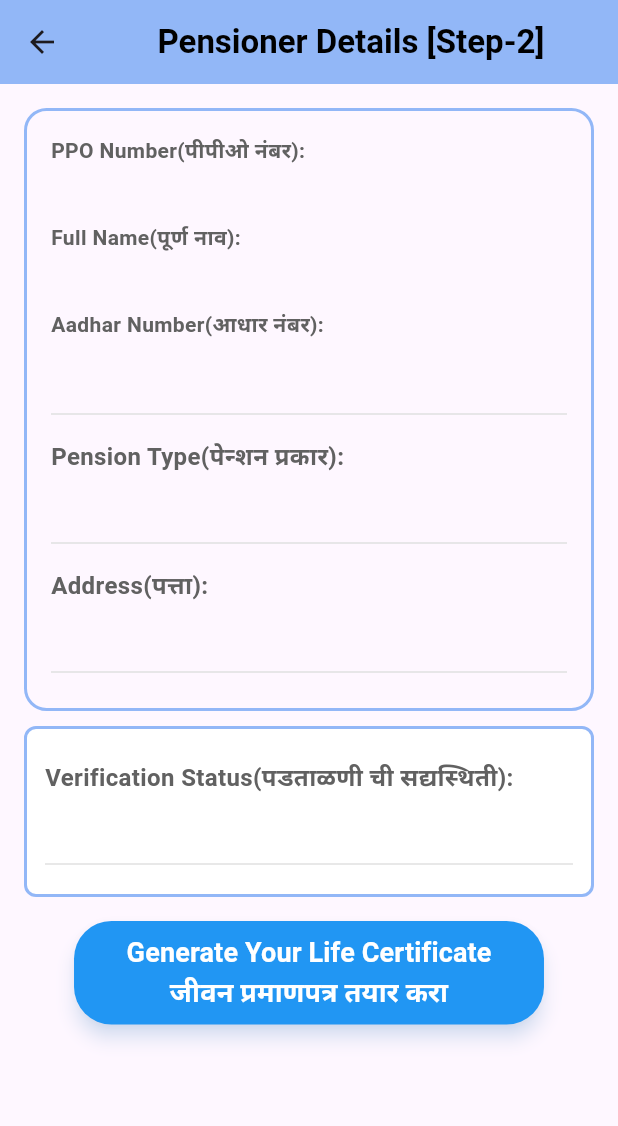
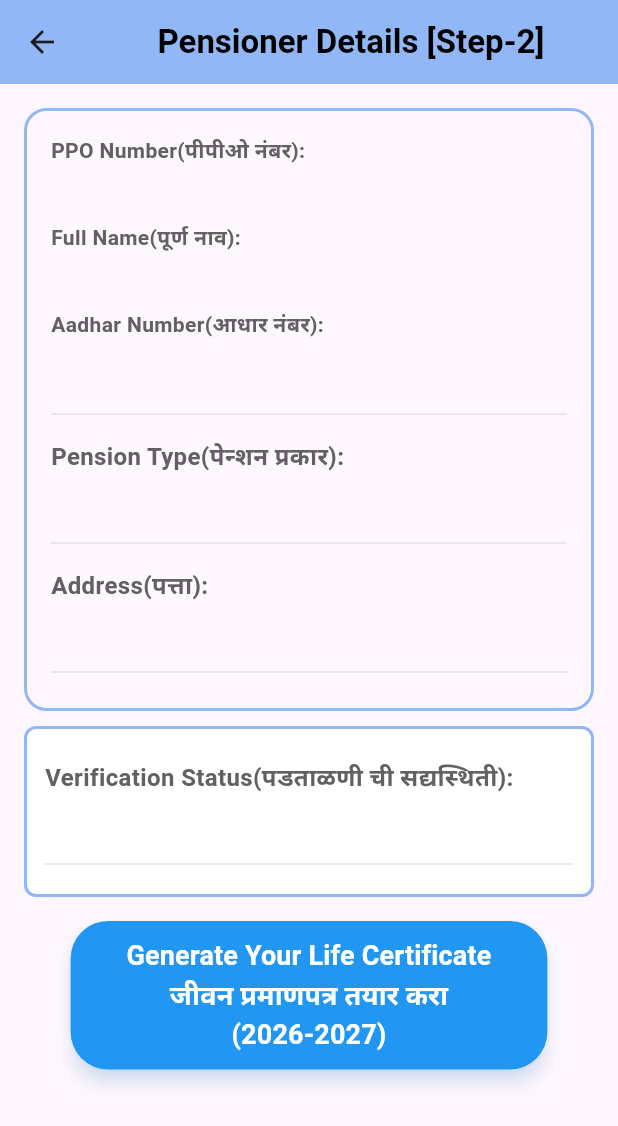
Before and after one commit to ShivkanyaPimple96/PCMC-Jeewan-Praman, a Flutter app: the ViewButtonScreen screen opened directly with empty values, on a phone screen of 412 x 824 dp. Shown: the top 1126 px of the screen. Run offline on Flutter 3.47's test engine with Material 3 defaults, Android fonts, the phone set to English and light mode, and no system bars; our stand-ins replace camera, flutter_image_compress, fluttertoast, geocoding, geolocator, image_picker and 1 more; missing offline and left inert: flutter_inappwebview, in_app_update, video_compress; network calls fail.

Commit message:
update year in detailes and splash page

```diff
--- a/lib/aadhar_input_screen.dart
+++ b/lib/aadhar_input_screen.dart
@@ -456,11 +456,11 @@ class _AadharInputScreenState extends State<AadharInputScreen> {
                                 decoration: InputDecoration(
                                   border: InputBorder.none,
                                   counterText: '',
-                                  hintText: 'Mobile Number',
+                                  hintText: ' Enter Mobile Number',
                                   hintStyle: TextStyle(color: Colors.grey[400]),
                                 ),
                                 style: TextStyle(
-                                  fontSize: 20,
+                                  fontSize: 18,
                                   fontWeight: FontWeight.bold,
                                   color: _isMobileEditable
                                       ? Colors.black
--- a/lib/life_certificate_screens/view_button_screen.dart
+++ b/lib/life_certificate_screens/view_button_screen.dart
@@ -281,7 +281,7 @@ class _ViewButtonScreenState extends State<ViewButtonScreen> {
           );
         },
         style: ElevatedButton.styleFrom(
-          padding: const EdgeInsets.symmetric(horizontal: 35, vertical: 8),
+          padding: const EdgeInsets.symmetric(horizontal: 35, vertical: 10),
           backgroundColor: Colors.blue,
           shape: RoundedRectangleBorder(
             borderRadius: BorderRadius.circular(25),
@@ -290,7 +290,7 @@ class _ViewButtonScreenState extends State<ViewButtonScreen> {
           shadowColor: Colors.blue.withOpacity(0.3),
         ),
         child: Text(
-          "Generate Your Life Certificate\nजीवन प्रमाणपत्र तयार करा",
+          "Generate Your Life Certificate \nजीवन प्रमाणपत्र तयार करा\n(2026-2027)",
           style: TextStyle(
             fontSize: 18,
             fontWeight: FontWeight.bold,
@@ -461,7 +461,7 @@ class _ViewButtonScreenState extends State<ViewButtonScreen> {
           shadowColor: Colors.grey.withOpacity(0.3),
         ),
         child: Text(
-          "Re-Generate Your Certificate\nपुन्हा जीवन प्रमाणपत्र तयार करा",
+          "Re-Generate Your Certificate\nपुन्हा जीवन प्रमाणपत्र तयार करा\n(2026-2027)",
           style: TextStyle(
             fontSize: 18,
             fontWeight: FontWeight.bold,
--- a/lib/splash_screen.dart
+++ b/lib/splash_screen.dart
@@ -99,7 +99,7 @@ class _SplashScreenState extends State<SplashScreen> {
                           TextStyle(fontWeight: FontWeight.bold, fontSize: 18),
                     ),
                     const Text(
-                      "(2025-2026)",
+                      "(2026-2027)",
                       style: TextStyle(
                           fontWeight: FontWeight.normal, fontSize: 18),
                     ),
--- a/pubspec.yaml
+++ b/pubspec.yaml
@@ -16,7 +16,7 @@ publish_to: 'none' # Remove this line if you wish to publish to pub.dev
 # https://developer.apple.com/library/archive/documentation/General/Reference/InfoPlistKeyReference/Articles/CoreFoundationKeys.html
 # In Windows, build-name is used as the major, minor, and patch parts
 # of the product and file versions while build-number is used as the build suffix.
-version: 1.0.0+208
+version: 1.0.11+221
 
 environment:
   sdk: ^3.6.0
```
Also changed, not shown: lib/KYC_Screens/response_kyc_screen.dart (+6 -3 lines), lib/life_certificate_screens/response_massage_screen.dart (+7 -4 lines), pubspec.lock, 5 other files.
